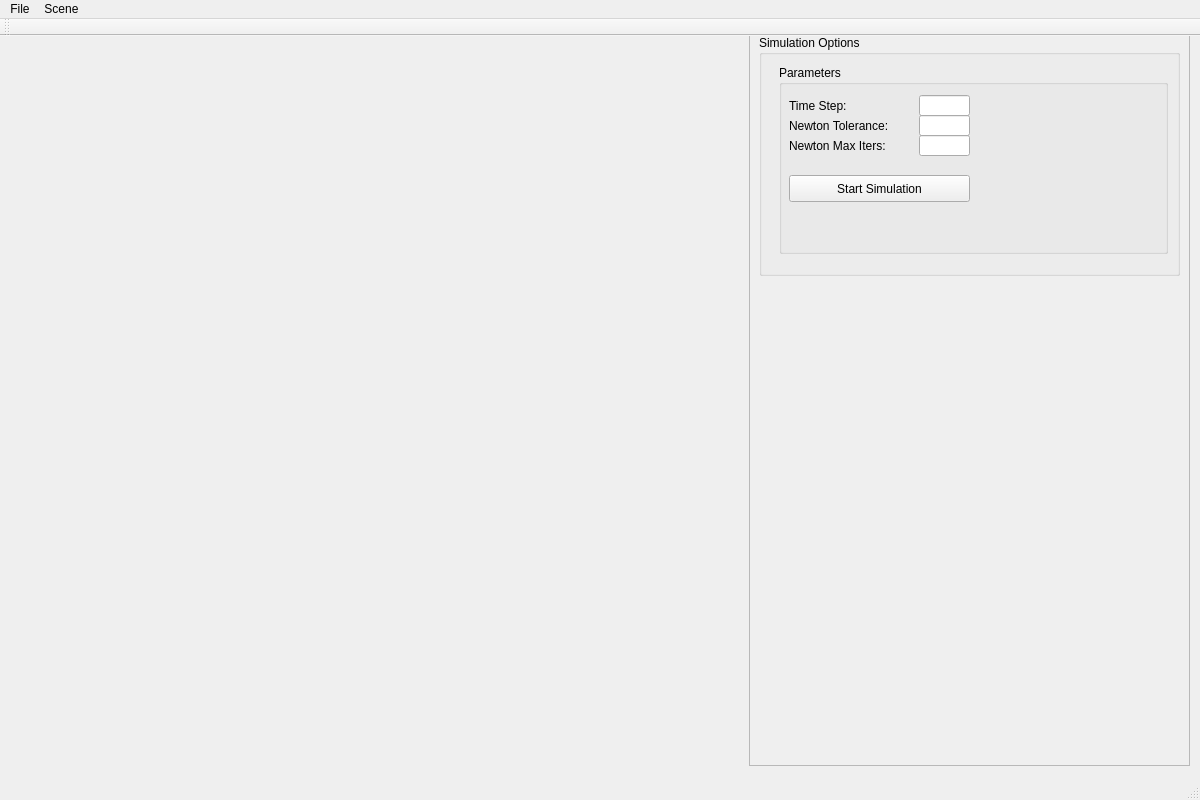
Above: mainwindow.ui from ZackMisso/GradPhysSimFinalProject before the change. Below: the same form after it.
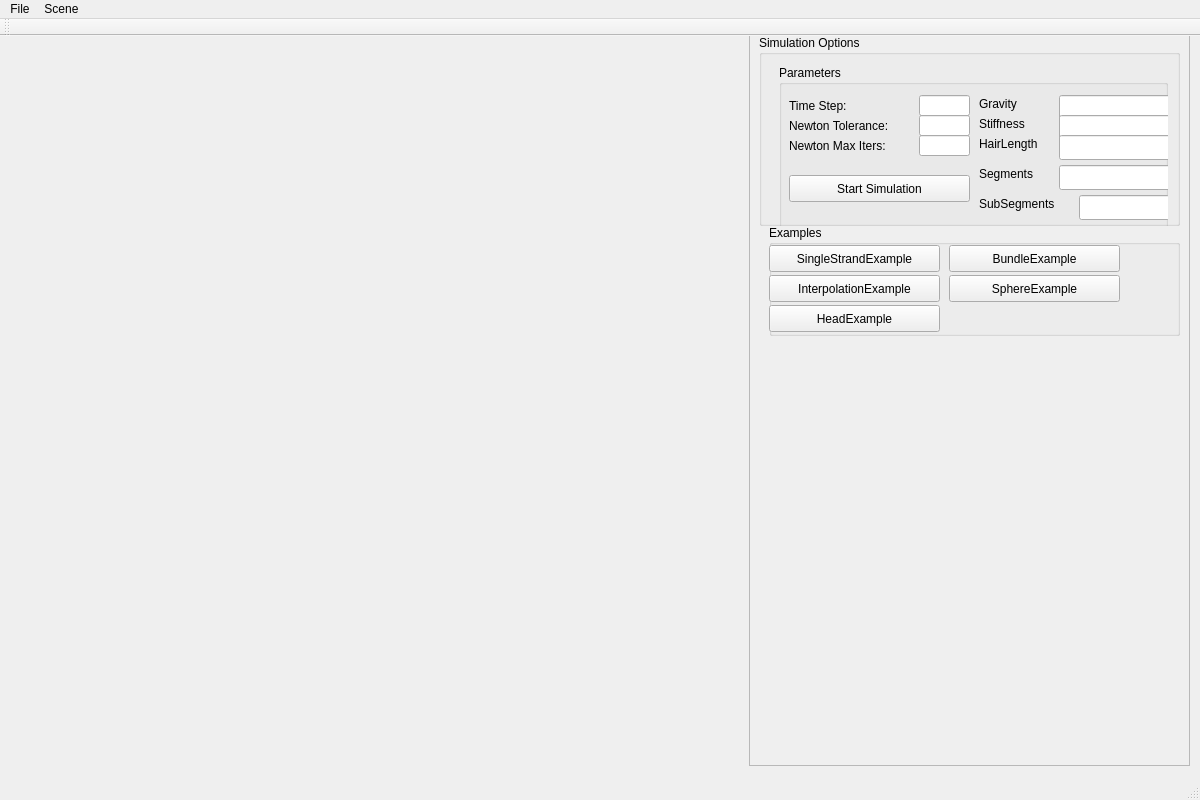
That is the form after the change. Custom widgets are drawn as their Qt base class.

Diff of the .ui file:
```diff
--- a/mainwindow.ui
+++ b/mainwindow.ui
@@ -51,7 +51,7 @@
        <x>10</x>
        <y>0</y>
        <width>421</width>
-       <height>241</height>
+       <height>191</height>
       </rect>
      </property>
      <property name="title">
@@ -157,19 +157,204 @@
            <string>Start Simulation</string>
           </property>
          </widget>
-         <zorder>timeStepLabel</zorder>
-         <zorder>newtonTolLabel</zorder>
-         <zorder>newtonMaxItersLabel</zorder>
-         <zorder>timeStepEdit</zorder>
-         <zorder>newtonTolEdit</zorder>
-         <zorder>newtonMaxItersEdit</zorder>
-         <zorder>IntegratorBox</zorder>
-         <zorder>startSimulationButton</zorder>
+         <widget class="QLineEdit" name="gravityBox">
+          <property name="geometry">
+           <rect>
+            <x>280</x>
+            <y>30</y>
+            <width>113</width>
+            <height>25</height>
+           </rect>
+          </property>
+         </widget>
+         <widget class="QLabel" name="label">
+          <property name="geometry">
+           <rect>
+            <x>200</x>
+            <y>30</y>
+            <width>67</width>
+            <height>17</height>
+           </rect>
+          </property>
+          <property name="text">
+           <string>Gravity</string>
+          </property>
+         </widget>
+         <widget class="QLabel" name="label_2">
+          <property name="geometry">
+           <rect>
+            <x>200</x>
+            <y>50</y>
+            <width>67</width>
+            <height>17</height>
+           </rect>
+          </property>
+          <property name="text">
+           <string>Stiffness</string>
+          </property>
+         </widget>
+         <widget class="QLineEdit" name="stiffnessBox">
+          <property name="geometry">
+           <rect>
+            <x>280</x>
+            <y>50</y>
+            <width>113</width>
+            <height>25</height>
+           </rect>
+          </property>
+         </widget>
+         <widget class="QLabel" name="label_3">
+          <property name="geometry">
+           <rect>
+            <x>200</x>
+            <y>70</y>
+            <width>81</width>
+            <height>17</height>
+           </rect>
+          </property>
+          <property name="text">
+           <string>HairLength</string>
+          </property>
+         </widget>
+         <widget class="QLineEdit" name="hairLengthBox">
+          <property name="geometry">
+           <rect>
+            <x>280</x>
+            <y>70</y>
+            <width>113</width>
+            <height>25</height>
+           </rect>
+          </property>
+         </widget>
+         <widget class="QLabel" name="label_4">
+          <property name="geometry">
+           <rect>
+            <x>200</x>
+            <y>100</y>
+            <width>71</width>
+            <height>17</height>
+           </rect>
+          </property>
+          <property name="text">
+           <string>Segments</string>
+          </property>
+         </widget>
+         <widget class="QLineEdit" name="segmentsBox">
+          <property name="geometry">
+           <rect>
+            <x>280</x>
+            <y>100</y>
+            <width>113</width>
+            <height>25</height>
+           </rect>
+          </property>
+         </widget>
+         <widget class="QLabel" name="label_5">
+          <property name="geometry">
+           <rect>
+            <x>200</x>
+            <y>130</y>
+            <width>101</width>
+            <height>17</height>
+           </rect>
+          </property>
+          <property name="text">
+           <string>SubSegments</string>
+          </property>
+         </widget>
+         <widget class="QLineEdit" name="subSegmentsBox">
+          <property name="geometry">
+           <rect>
+            <x>300</x>
+            <y>130</y>
+            <width>91</width>
+            <height>25</height>
+           </rect>
+          </property>
+         </widget>
         </widget>
        </item>
       </layout>
      </widget>
     </widget>
+    <widget class="QGroupBox" name="groupBox">
+     <property name="geometry">
+      <rect>
+       <x>20</x>
+       <y>190</y>
+       <width>411</width>
+       <height>111</height>
+      </rect>
+     </property>
+     <property name="title">
+      <string>Examples</string>
+     </property>
+     <widget class="QPushButton" name="singleStrandExButton">
+      <property name="geometry">
+       <rect>
+        <x>0</x>
+        <y>20</y>
+        <width>171</width>
+        <height>27</height>
+       </rect>
+      </property>
+      <property name="text">
+       <string>SingleStrandExample</string>
+      </property>
+     </widget>
+     <widget class="QPushButton" name="interpolationExampleButton">
+      <property name="geometry">
+       <rect>
+        <x>0</x>
+        <y>50</y>
+        <width>171</width>
+        <height>27</height>
+       </rect>
+      </property>
+      <property name="text">
+       <string>InterpolationExample</string>
+      </property>
+     </widget>
+     <widget class="QPushButton" name="bundleExampleButton">
+      <property name="geometry">
+       <rect>
+        <x>180</x>
+        <y>20</y>
+        <width>171</width>
+        <height>27</height>
+       </rect>
+      </property>
+      <property name="text">
+       <string>BundleExample</string>
+      </property>
+     </widget>
+     <widget class="QPushButton" name="sphereExampleButton">
+      <property name="geometry">
+       <rect>
+        <x>180</x>
+        <y>50</y>
+        <width>171</width>
+        <height>27</height>
+       </rect>
+      </property>
+      <property name="text">
+       <string>SphereExample</string>
+      </property>
+     </widget>
+     <widget class="QPushButton" name="headExampleButton">
+      <property name="geometry">
+       <rect>
+        <x>0</x>
+        <y>80</y>
+        <width>171</width>
+        <height>27</height>
+       </rect>
+      </property>
+      <property name="text">
+       <string>HeadExample</string>
+      </property>
+     </widget>
+    </widget>
    </widget>
   </widget>
   <widget class="QMenuBar" name="menuBar">
```
